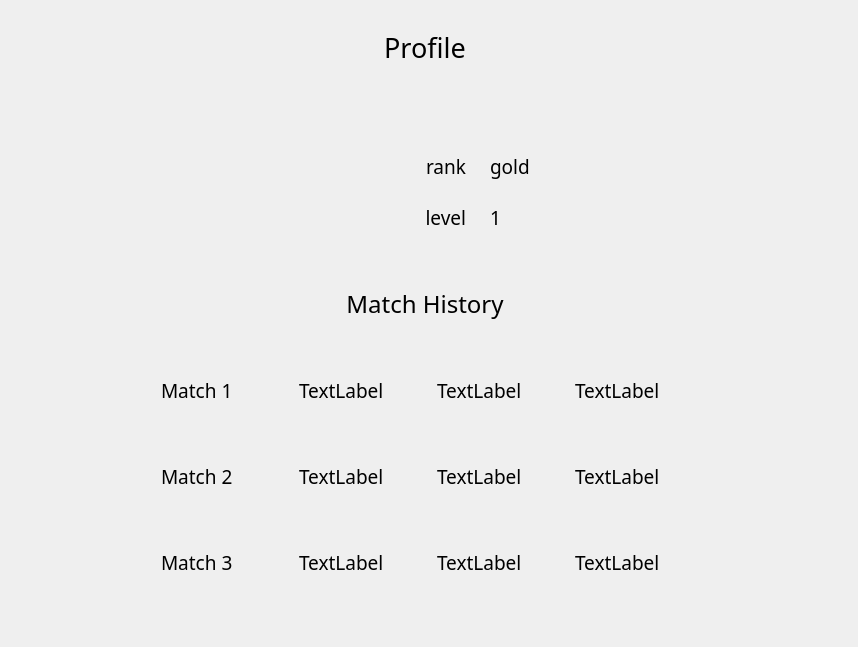
Before: the Qt Designer form nitin_venv/Chess-master/windows/wui/profile.ui in NetworkProgramming-20212-Group1/ChessMultiplayer, drawn with Qt 5.
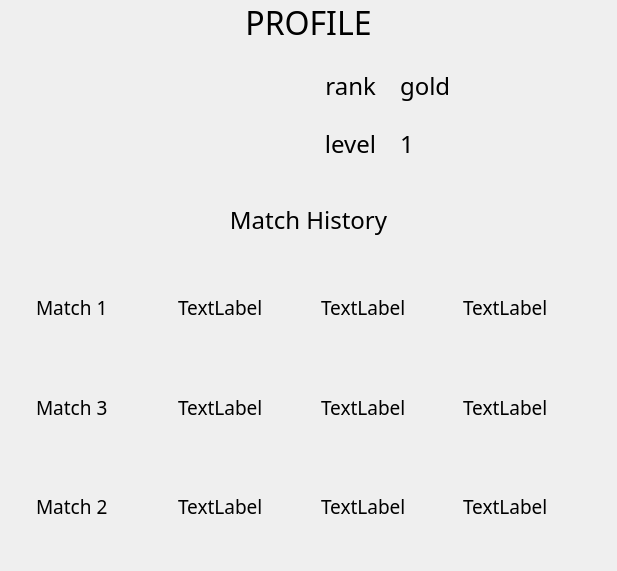
After: the same form once the commit is applied. Icons and pictures are not drawn.

```diff
--- a/nitin_venv/Chess-master/windows/wui/profile.ui
+++ b/nitin_venv/Chess-master/windows/wui/profile.ui
@@ -6,40 +6,94 @@
    <rect>
     <x>0</x>
     <y>0</y>
-    <width>858</width>
-    <height>647</height>
+    <width>617</width>
+    <height>571</height>
    </rect>
   </property>
   <property name="windowTitle">
    <string>MainWindow</string>
   </property>
-  <widget class="QWidget" name="centralwidget">
-   <property name="geometry">
-    <rect>
-     <x>0</x>
-     <y>0</y>
-     <width>851</width>
-     <height>641</height>
-    </rect>
+  <layout class="QHBoxLayout" name="horizontalLayout">
+   <property name="leftMargin">
+    <number>0</number>
    </property>
-   <layout class="QHBoxLayout" name="horizontalLayout_6">
+   <property name="topMargin">
+    <number>0</number>
+   </property>
+   <property name="rightMargin">
+    <number>0</number>
+   </property>
+   <property name="bottomMargin">
+    <number>0</number>
+   </property>
     <item>
      <widget class="QWidget" name="widget" native="true">
-      <property name="maximumSize">
-       <size>
-        <width>600</width>
-        <height>600</height>
-       </size>
+     <layout class="QGridLayout" name="gridLayout" rowstretch="0,0,0" columnstretch="1,3">
+      <property name="leftMargin">
+       <number>0</number>
       </property>
-      <layout class="QGridLayout" name="gridLayout">
+      <property name="topMargin">
+       <number>0</number>
+      </property>
+      <property name="rightMargin">
+       <number>0</number>
+      </property>
+      <property name="bottomMargin">
+       <number>0</number>
+      </property>
        <item row="1" column="0">
         <widget class="QWidget" name="avatar" native="true">
          <property name="maximumSize">
           <size>
-           <width>100</width>
-           <height>100</height>
-          </size>
-         </property>
+          <width>16777215</width>
+          <height>16777215</height>
+         </size>
+        </property>
+        <property name="styleSheet">
+         <string notr="true"/>
+        </property>
+        <layout class="QHBoxLayout" name="horizontalLayout_2">
+         <item>
+          <widget class="QLabel" name="label_2">
+           <property name="sizePolicy">
+            <sizepolicy hsizetype="Ignored" vsizetype="Ignored">
+             <horstretch>0</horstretch>
+             <verstretch>0</verstretch>
+            </sizepolicy>
+           </property>
+           <property name="autoFillBackground">
+            <bool>false</bool>
+           </property>
+           <property name="styleSheet">
+            <string notr="true">border-radius: 40px;</string>
+           </property>
+           <property name="frameShape">
+            <enum>QFrame::NoFrame</enum>
+           </property>
+           <property name="frameShadow">
+            <enum>QFrame::Sunken</enum>
+           </property>
+           <property name="text">
+            <string/>
+           </property>
+           <property name="pixmap">
+            <pixmap>../../../../../../../Downloads/dsicor.png</pixmap>
+           </property>
+           <property name="scaledContents">
+            <bool>true</bool>
+           </property>
+           <property name="alignment">
+            <set>Qt::AlignCenter</set>
+           </property>
+           <property name="wordWrap">
+            <bool>false</bool>
+           </property>
+           <property name="openExternalLinks">
+            <bool>false</bool>
+           </property>
+          </widget>
+         </item>
+        </layout>
         </widget>
        </item>
        <item row="1" column="1">
@@ -53,7 +107,7 @@
                <property name="font">
                 <font>
                  <family>Poor Richard</family>
-                 <pointsize>14</pointsize>
+                <pointsize>18</pointsize>
                 </font>
                </property>
                <property name="text">
@@ -75,7 +129,7 @@
                <property name="font">
                 <font>
                  <family>Poor Richard</family>
-                 <pointsize>14</pointsize>
+                <pointsize>18</pointsize>
                 </font>
                </property>
                <property name="text">
@@ -100,7 +154,7 @@
                <property name="font">
                 <font>
                  <family>Poor Richard</family>
-                 <pointsize>14</pointsize>
+                <pointsize>18</pointsize>
                 </font>
                </property>
                <property name="text">
@@ -122,7 +176,7 @@
                <property name="font">
                 <font>
                  <family>Poor Richard</family>
-                 <pointsize>14</pointsize>
+                <pointsize>18</pointsize>
                 </font>
                </property>
                <property name="text">
@@ -165,6 +219,24 @@
            </widget>
           </item>
           <item>
+          <widget class="QScrollArea" name="scrollArea">
+           <property name="frameShape">
+            <enum>QFrame::NoFrame</enum>
+           </property>
+           <property name="widgetResizable">
+            <bool>true</bool>
+           </property>
+           <widget class="QWidget" name="scrollAreaWidgetContents_2">
+            <property name="geometry">
+             <rect>
+              <x>0</x>
+              <y>0</y>
+              <width>593</width>
+              <height>320</height>
+             </rect>
+            </property>
+            <layout class="QVBoxLayout" name="verticalLayout">
+             <item>
            <widget class="QWidget" name="match1" native="true">
             <layout class="QHBoxLayout" name="horizontalLayout_13">
              <item>
@@ -246,88 +318,6 @@
             </layout>
            </widget>
           </item>
-          <item>
-           <widget class="QWidget" name="match2" native="true">
-            <layout class="QHBoxLayout" name="horizontalLayout_14">
-             <item>
-              <widget class="QWidget" name="widget_20" native="true">
-               <layout class="QHBoxLayout" name="horizontalLayout_23">
-                <item>
-                 <widget class="QLabel" name="Match2">
-                  <property name="font">
-                   <font>
-                    <family>Poor Richard</family>
-                    <pointsize>14</pointsize>
-                   </font>
-                  </property>
-                  <property name="text">
-                   <string>Match 2</string>
-                  </property>
-                 </widget>
-                </item>
-               </layout>
-              </widget>
-             </item>
-             <item>
-              <widget class="QWidget" name="widget_21" native="true">
-               <layout class="QHBoxLayout" name="horizontalLayout_22">
-                <item>
-                 <widget class="QLabel" name="label_12">
-                  <property name="font">
-                   <font>
-                    <family>Poor Richard</family>
-                    <pointsize>14</pointsize>
-                   </font>
-                  </property>
-                  <property name="text">
-                   <string>TextLabel</string>
-                  </property>
-                 </widget>
-                </item>
-               </layout>
-              </widget>
-             </item>
-             <item>
-              <widget class="QWidget" name="widget_22" native="true">
-               <layout class="QHBoxLayout" name="horizontalLayout_21">
-                <item>
-                 <widget class="QLabel" name="label_13">
-                  <property name="font">
-                   <font>
-                    <family>Poor Richard</family>
-                    <pointsize>14</pointsize>
-                   </font>
-                  </property>
-                  <property name="text">
-                   <string>TextLabel</string>
-                  </property>
-                 </widget>
-                </item>
-               </layout>
-              </widget>
-             </item>
-             <item>
-              <widget class="QWidget" name="widget_23" native="true">
-               <layout class="QHBoxLayout" name="horizontalLayout_20">
-                <item>
-                 <widget class="QLabel" name="label_14">
-                  <property name="font">
-                   <font>
-                    <family>Poor Richard</family>
-                    <pointsize>14</pointsize>
-                   </font>
-                  </property>
-                  <property name="text">
-                   <string>TextLabel</string>
-                  </property>
-                 </widget>
-                </item>
-               </layout>
-              </widget>
-             </item>
-            </layout>
-           </widget>
-          </item>
           <item>
            <widget class="QWidget" name="match3" native="true">
             <layout class="QHBoxLayout" name="horizontalLayout_15">
@@ -410,31 +400,120 @@
             </layout>
            </widget>
           </item>
+             <item>
+              <widget class="QWidget" name="match2" native="true">
+               <layout class="QHBoxLayout" name="horizontalLayout_14">
+                <item>
+                 <widget class="QWidget" name="widget_20" native="true">
+                  <layout class="QHBoxLayout" name="horizontalLayout_23">
+                   <item>
+                    <widget class="QLabel" name="Match2">
+                     <property name="font">
+                      <font>
+                       <family>Poor Richard</family>
+                       <pointsize>14</pointsize>
+                      </font>
+                     </property>
+                     <property name="text">
+                      <string>Match 2</string>
+                     </property>
+                    </widget>
+                   </item>
+                  </layout>
+                 </widget>
+                </item>
+                <item>
+                 <widget class="QWidget" name="widget_21" native="true">
+                  <layout class="QHBoxLayout" name="horizontalLayout_22">
+                   <item>
+                    <widget class="QLabel" name="label_12">
+                     <property name="font">
+                      <font>
+                       <family>Poor Richard</family>
+                       <pointsize>14</pointsize>
+                      </font>
+                     </property>
+                     <property name="text">
+                      <string>TextLabel</string>
+                     </property>
+                    </widget>
+                   </item>
+                  </layout>
+                 </widget>
+                </item>
+                <item>
+                 <widget class="QWidget" name="widget_22" native="true">
+                  <layout class="QHBoxLayout" name="horizontalLayout_21">
+                   <item>
+                    <widget class="QLabel" name="label_13">
+                     <property name="font">
+                      <font>
+                       <family>Poor Richard</family>
+                       <pointsize>14</pointsize>
+                      </font>
+                     </property>
+                     <property name="text">
+                      <string>TextLabel</string>
+                     </property>
+                    </widget>
+                   </item>
+                  </layout>
+                 </widget>
+                </item>
+                <item>
+                 <widget class="QWidget" name="widget_23" native="true">
+                  <layout class="QHBoxLayout" name="horizontalLayout_20">
+                   <item>
+                    <widget class="QLabel" name="label_14">
+                     <property name="font">
+                      <font>
+                       <family>Poor Richard</family>
+                       <pointsize>14</pointsize>
+                      </font>
+                     </property>
+                     <property name="text">
+                      <string>TextLabel</string>
+                     </property>
+                    </widget>
+                   </item>
+                  </layout>
+                 </widget>
+                </item>
+               </layout>
+              </widget>
+             </item>
+            </layout>
+           </widget>
+          </widget>
+         </item>
          </layout>
         </widget>
        </item>
        <item row="0" column="0" colspan="2">
         <widget class="QWidget" name="widget_2" native="true">
-         <property name="maximumSize">
-          <size>
-           <width>600</width>
-           <height>100</height>
-          </size>
-         </property>
          <layout class="QHBoxLayout" name="horizontalLayout_5">
+         <property name="leftMargin">
+          <number>0</number>
+         </property>
           <property name="topMargin">
            <number>0</number>
           </property>
-          <item>
+         <property name="rightMargin">
+          <number>0</number>
+         </property>
+         <property name="bottomMargin">
+          <number>0</number>
+         </property>
+         <item alignment="Qt::AlignTop">
            <widget class="QLabel" name="label">
             <property name="font">
              <font>
               <family>Poor Richard</family>
-              <pointsize>20</pointsize>
+             <pointsize>24</pointsize>
              </font>
             </property>
             <property name="text">
-             <string>Profile</string>
+            <string>PROFILE</string>
             </property>
             <property name="alignment">
              <set>Qt::AlignHCenter|Qt::AlignTop</set>
@@ -448,7 +527,6 @@
      </widget>
     </item>
    </layout>
-  </widget>
  </widget>
  <resources/>
  <connections/>
```
Left out of the diff: 2 changed lines with no effect on the pictures. Lines whose indentation alone changed are shown as unchanged.
